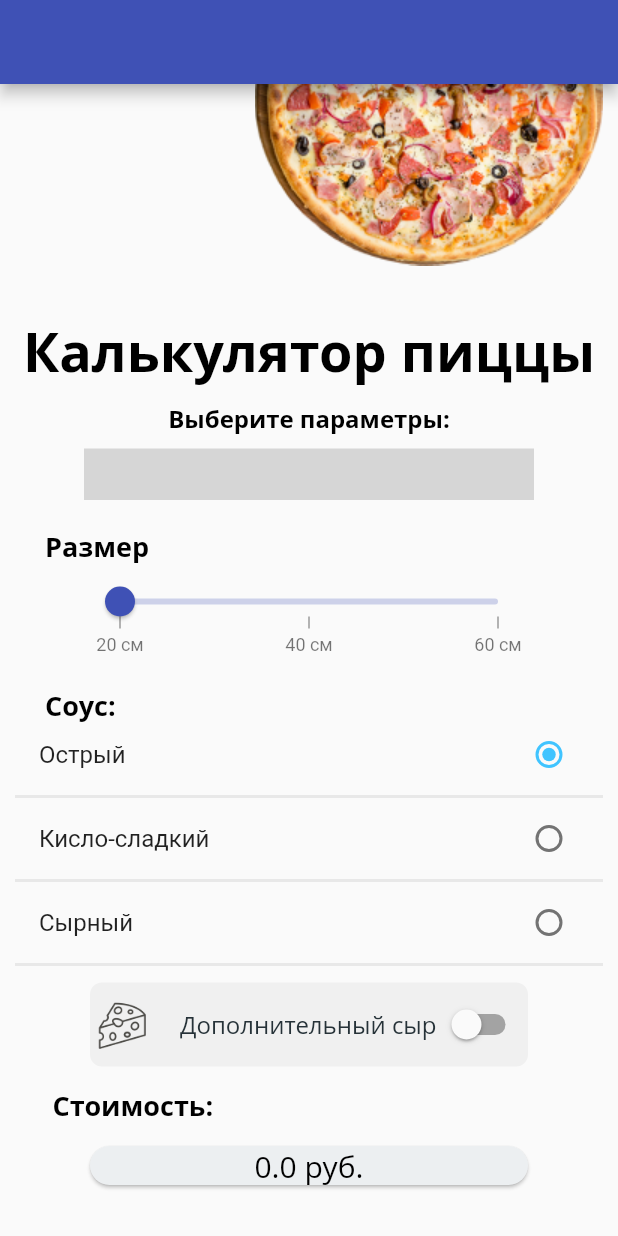
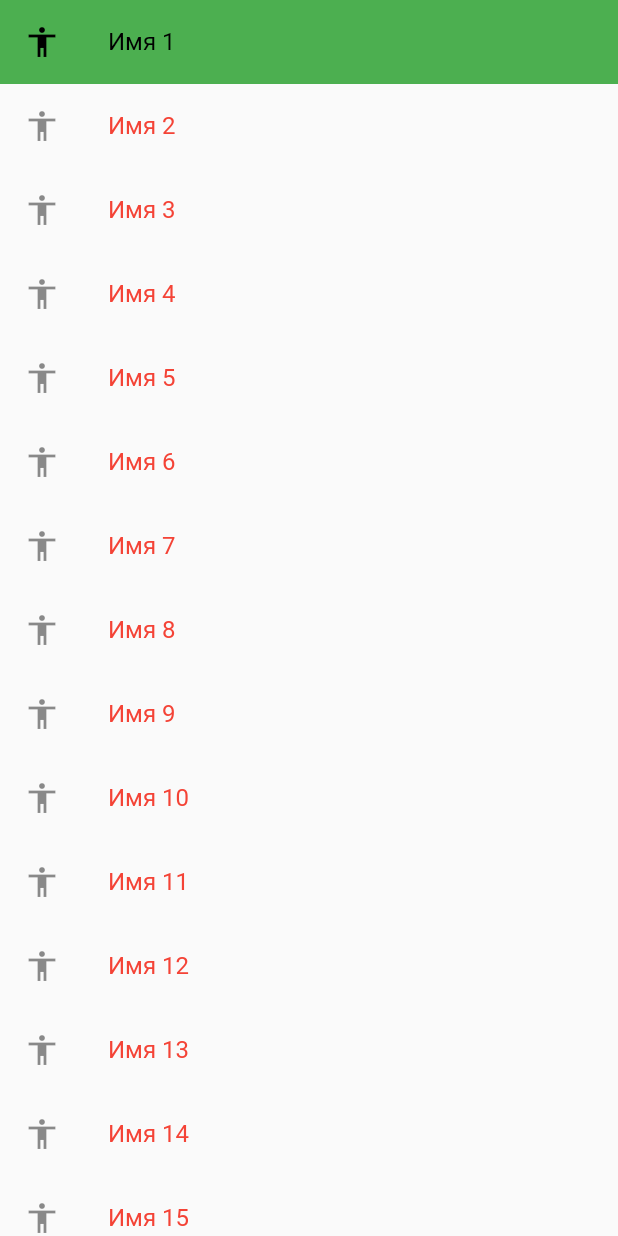
Before and after one commit to Olesya555/auth_page, a Flutter app: the screen it shows after launch, on a phone screen of 412 x 824 dp. Run offline on Flutter 3.47's test engine with Material 2 defaults, Android fonts, the phone set to English and light mode, and no system bars; drawn by our look-alikes of syncfusion_flutter_sliders; missing offline and left inert: sliding_switch; Roboto replaces fonts that are missing (Georgia, Open Sans); grey boxes are pictures that could not be loaded.

```diff
--- a/lib/main.dart
+++ b/lib/main.dart
@@ -1,5 +1,7 @@
 import 'package:auth_page/screens/app_bar_screen.dart';
 import 'package:auth_page/screens/expanded_demo_screen.dart';
+import 'package:auth_page/screens/listview_screen.dart';
+import 'package:auth_page/screens/listview_screen_1_zadanie2.5.dart';
 import 'package:auth_page/screens/navigatio_demo_moe.dart';
 import 'package:auth_page/screens/navigation_demo.dart';
 import 'package:auth_page/screens/navigation_drawer_screen.dart';
@@ -12,5 +14,5 @@ import 'package:auth_page/pizza_calc_i_interactivnosti.dart';
 import 'package:auth_page/pizza_calc.dart';
 
 void main() {
-  runApp(const PizzaCalc());
+  runApp(const ListView1Screen());
 }
--- /dev/null
+++ b/lib/screens/listview_screen_1_zadanie2.5.dart
@@ -0,0 +1,54 @@
+import 'package:flutter/material.dart';
+
+class ListView1Screen extends StatelessWidget {
+  const ListView1Screen({Key? key}) : super(key: key);
+
+  @override
+  Widget build(BuildContext context) {
+    return MaterialApp(
+      home: Scaffold(
+        body: ListViewScreen1( // подключаем виджет списка ListViewScreen1
+        ),
+      ),
+    );
+  }
+}
+
+class ListViewScreen1 extends StatefulWidget { //формируем класс для генерации списка
+  const ListViewScreen1({Key? key}) : super(key: key);
+
+  @override
+  State<ListViewScreen1> createState() => _ListViewScreen1State();
+}
+
+class _ListViewScreen1State extends State<ListViewScreen1> {
+
+  int _selectedIndex = 0;
+
+  @override
+
+  Widget build(BuildContext context) {
+    return ListView.builder(
+      itemCount: 20, // количество строк
+      itemBuilder: (BuildContext context, int index) { // метод, который принимает 2 параметра: 1. контекст, 2. индекс элемента
+        return ListTile( // виджет ListTile - в этом элеенте отображается только текст без значка.
+          // ListTile также позволяет отображать 2 элемента, например: текс и значок
+          // у меня не получилось (пока не знаю как????) сделать генерацию разных значков
+          title: Text('Имя ${index+1}'), // {index+1} задаём список, чтобы нумерация была с единицы, а не с нуля
+          selected: index == _selectedIndex, // логический параметр
+          selectedTileColor: Colors.green, // Меняем подсветку выбора
+          textColor: Colors.red, // Меняем подсветку текста
+          selectedColor: Colors.black, // меняем подсветку выбранного текста
+          leading: Icon(Icons.accessibility),// иконка, 1 на всех(
+          onTap: () {
+            setState(() {
+              _selectedIndex = index; // в обработчике происходит установка состояния - нажато или нет
+              // здесь же наверно и прописываются переходы на другие экраны и информацию
+            }
+            );
+          },
+        );
+      },
+    );
+  }
+}
```
Also changed, not shown: lib/screens/listview_screen.dart (added, +173 -0 lines).
